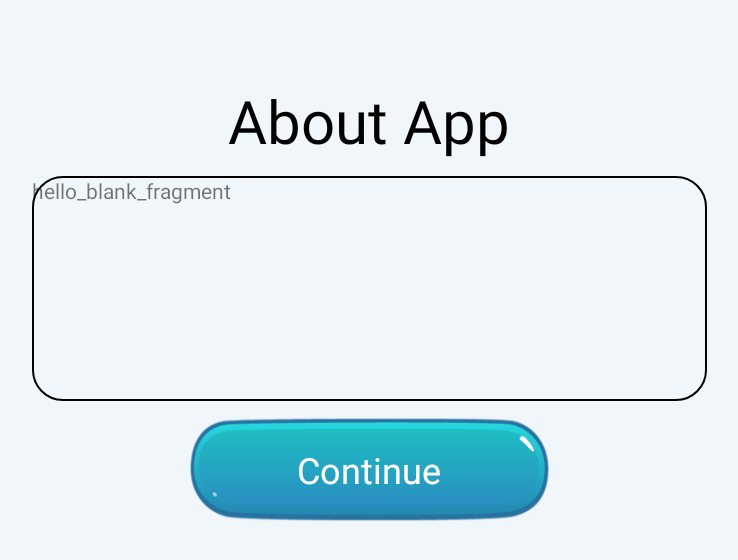
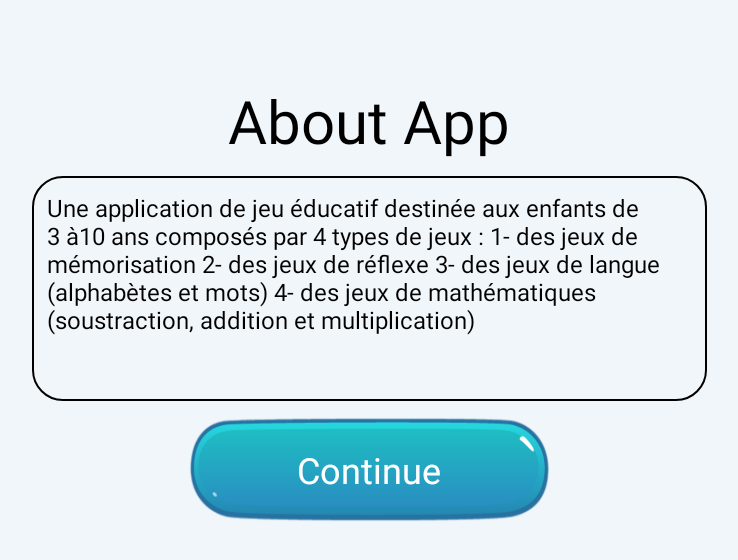
Before and after one commit to ferdaws02/KidsIsland, an Android app: the screen it shows after launch (aboutAppEn), after a tap on an icon or button, on a phone screen of 824 x 412 dp (held sideways). Shown: the top 560 px of the screen, without its empty margins (249-987 px from the left). Run offline under Robolectric (Android 15) with nearby library versions, the phone set to English and light mode, and no system bars.

```diff
--- a/app/src/main/java/com/example/kidsislandv1/LoginActivity.kt
+++ b/app/src/main/java/com/example/kidsislandv1/LoginActivity.kt
@@ -146,7 +146,7 @@ class LoginActivity : AppCompatActivity() {
             val map: HashMap<String, String> = HashMap()
             map["email"]=googleEmail
             map["id"]=googleId
-
+//Node js bidaya ************************************
             apiInterface.seConnecter(map).enqueue (object : Callback<User> {
 
                 override fun onResponse(call: Call<User>, response:
@@ -165,6 +165,7 @@ class LoginActivity : AppCompatActivity() {
                     Toast.makeText(this@LoginActivity, "User not found", Toast.LENGTH_SHORT).show()
                 }
             })
+            //Node js nihaya *************************
         } catch (e: ApiException) {
             println("FIL HANDLE CATCH********")
             // Sign in was unsuccessful
--- a/app/src/main/java/com/example/kidsislandv1/MainActivity.kt
+++ b/app/src/main/java/com/example/kidsislandv1/MainActivity.kt
@@ -84,8 +84,8 @@ class MainActivity : AppCompatActivity() {
 
         config.locale = locale
         baseContext.resources.updateConfiguration(config, baseContext.resources.displayMetrics)
-        sharedPreferences = getSharedPreferences("Settings", Context.MODE_PRIVATE)
-        isRemembered=sharedPreferences.getBoolean("CHECKBOX",false)
+        sharedPreferences = getSharedPreferences("SHARED_PREF", Context.MODE_PRIVATE)
+        isRemembered=sharedPreferences.getBoolean("CHECKBOX6",false)
 
         if (isRemembered){
             val intent = Intent(this,aboutAppEn::class.java)
@@ -94,7 +94,7 @@ class MainActivity : AppCompatActivity() {
         }
         val editor = sharedPreferences.edit()
         editor.putString("My_Lang", s)
-        editor.putBoolean("CHECKBOX", true)
+        editor.putBoolean("CHECKBOX6", true)
         editor.apply()
 
 
@@ -102,7 +102,7 @@ class MainActivity : AppCompatActivity() {
 
     }
     private fun loadLocate() {
-        val sharedPreferences = getSharedPreferences("Settings", Activity.MODE_PRIVATE)
+        val sharedPreferences = getSharedPreferences("SHARED_PREF", Activity.MODE_PRIVATE)
         val language = sharedPreferences.getString("My_Lang", "")
         if (language != null) {
             setLocate(language)
--- a/app/src/main/java/com/example/kidsislandv1/database/User.kt
+++ b/app/src/main/java/com/example/kidsislandv1/database/User.kt
@@ -3,6 +3,5 @@ package com.example.kidsislandv1.database
 data class User(
     var id: String,
     var login: String,
-//   var Token:String,
-//    var nom:String
+
 )
--- a/app/src/main/java/com/example/kidsislandv1/levels/easygames/memorygame/MemoryLevel.kt
+++ b/app/src/main/java/com/example/kidsislandv1/levels/easygames/memorygame/MemoryLevel.kt
@@ -120,8 +120,10 @@ class MemoryLevel : AppCompatActivity() {
             val savedScore = sharedPreferences.getString( "STRING_KEYSCORE",  null)
 
             idtextscore.setText(scorebyname (savedString.toString()))
-            idtextplayer.setText(savedString)
-
+            if(idtextplayer.text==null){idtextplayer.setText("avatar6")}
+            else {
+                idtextplayer.setText(savedString)
+            }
 
         }
 
--- a/app/src/main/java/com/example/kidsislandv1/levels/easygames/memorygame/MemoryMainActivity.kt
+++ b/app/src/main/java/com/example/kidsislandv1/levels/easygames/memorygame/MemoryMainActivity.kt
@@ -18,6 +18,8 @@ import kotlinx.android.synthetic.main.activity_memory_level.*
 import kotlinx.android.synthetic.main.win_diamond_layout_dialog.view.*
 
 import kotlinx.android.synthetic.main.win_layout_dialog.view.*
+import java.util.*
+import kotlin.collections.ArrayList
 
 class MemoryMainActivity : AppCompatActivity() {
 
@@ -53,7 +55,6 @@ class MemoryMainActivity : AppCompatActivity() {
 
         back.setOnClickListener {  finish()
             startActivity(Intent(this, MemoryLevel::class.java)) }
-
 
         val images: MutableList<Int> =
             mutableListOf(lion, giraffe,
--- a/app/src/main/java/com/example/kidsislandv1/levels/easygames/puzzelgame/puzzelActivity.kt
+++ b/app/src/main/java/com/example/kidsislandv1/levels/easygames/puzzelgame/puzzelActivity.kt
@@ -51,6 +51,7 @@ class puzzelActivity : AppCompatActivity() {
 
 
 
+
         playSound()
 
 back.setOnClickListener { finish()
@@ -63,7 +64,6 @@ back.setOnClickListener { finish()
         val assetName = intent.getStringExtra("assetName")
         mCurrentPhotoPath = intent.getStringExtra("mCurrentPhotoPath")
         mCurrentPhotoUri = intent.getStringExtra("mCurrentPhotoUri")
-
 
 
 
--- a/app/src/main/res/layout/activity_about_app_en.xml
+++ b/app/src/main/res/layout/activity_about_app_en.xml
@@ -28,7 +28,7 @@
             android:layout_gravity="center"
             android:layout_marginBottom="10dp"
             android:shadowRadius="20"
-            android:text="About App"
+            android:text="@string/AboutApp"
             android:textColor="@color/black"
             android:textSize="40sp"
             />
--- a/app/src/main/res/layout/activity_play.xml
+++ b/app/src/main/res/layout/activity_play.xml
@@ -101,6 +101,7 @@
 
 
     <ImageView
+        android:id="@+id/signout"
         android:layout_width="60dp"
         android:layout_height="60dp"
         android:layout_gravity="center"
--- a/app/src/main/res/layout/fragment_firstfrag_about_us.xml
+++ b/app/src/main/res/layout/fragment_firstfrag_about_us.xml
@@ -9,7 +9,10 @@
     <TextView
         android:layout_width="match_parent"
         android:layout_height="match_parent"
-        android:text="hello_blank_fragment"
+        android:text="@string/AboutAppText"
+        android:layout_margin="10dp"
+        android:textSize="16sp"
+        android:textColor="@color/black"
         android:backgroundTint="@color/white"/>
 
 </FrameLayout>
--- a/app/src/main/res/values/strings.xml
+++ b/app/src/main/res/values/strings.xml
@@ -2,9 +2,17 @@
 <resources>
     <string name="app_name">KidsIsland</string>
     <string name="chose_level">chose a level </string>
-    <string name="text_button_language">English</string>
+
     <string name="text_button_continue">Continue</string>
     <!--    level english-->
+    <string name="AboutApp">About App</string>
+    <string name="AboutAppText">Une application de jeu éducatif destinée aux enfants de 3 à10 ans composés par 4
+types de jeux :
+1- des jeux de mémorisation
+2- des jeux de réflexe
+3- des jeux de langue (alphabètes et mots)
+4- des jeux de mathématiques (soustraction, addition et multiplication)
+</string>
     <string name="text_button_level_easy">Easy</string>
     <string name="text_button_level_medium">Medium</string>
     <string name="text_button_level_hard">Hard</string>
```
Also changed, not shown: app/src/main/java/com/example/kidsislandv1/age.kt (+24 -8 lines), app/src/main/java/com/example/kidsislandv1/levels/easygames/play.kt (+41 -23 lines), app/src/main/java/com/example/kidsislandv1/levels/easygames/puzzelgame/MainpuzzelActivity.kt (+5 -3 lines), 3 other files.
